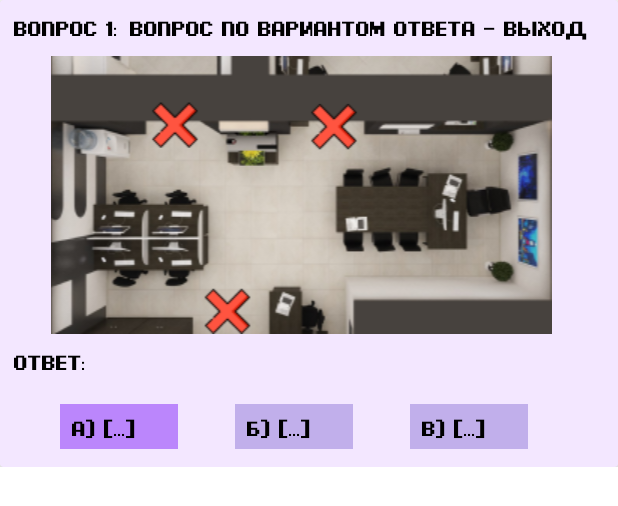
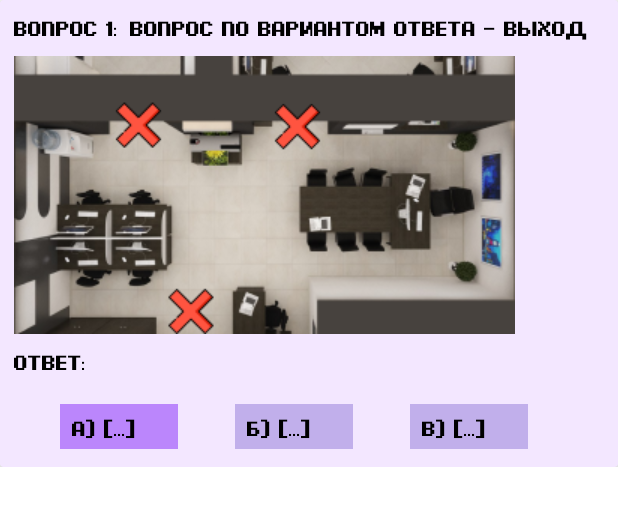
Before and after one commit to NIKITry/Hackaton, an Android app: the layout test_item_image.xml on its own in the app's theme, with its tools: preview values and no code run, on a phone screen of 412 x 824 dp. Shown: the top 506 px of the screen. Run offline under Robolectric (Android 15) with nearby library versions, the phone set to English and light mode, and no system bars.

Commit message:
fix some bug 2

```diff
--- a/app/src/main/java/com/example/hackaton/fragment/TestImgFragment.kt
+++ b/app/src/main/java/com/example/hackaton/fragment/TestImgFragment.kt
@@ -6,8 +6,10 @@ import android.view.View
 import android.view.ViewGroup
 import androidx.fragment.app.Fragment
 import androidx.recyclerview.widget.LinearLayoutManager
+import com.example.hackaton.R
 import com.example.hackaton.adapters.TestImgAdapter
 import com.example.hackaton.data.Test
+import com.example.hackaton.data.TestImg
 import com.example.hackaton.databinding.FragmentTaskImgTestBinding
 
 class TestImgFragment: Fragment() {
@@ -35,7 +37,7 @@ class TestImgFragment: Fragment() {
     private fun init() = with(binding) {
         rvTest.layoutManager = LinearLayoutManager(this@TestImgFragment.context)
         rvTest.adapter = adapter
-        adapter.addTest(Test("вопрос с вариантом ответа", 1, "[...]", "[...]", "[...]"))
+        adapter.addTest(TestImg("вопрос с вариантом ответа",  1, R.drawable.office, "[...]", "[...]", "[...]"))
     }
 
     override fun onDestroyView() {
--- a/app/src/main/res/layout/test_item_image.xml
+++ b/app/src/main/res/layout/test_item_image.xml
@@ -49,7 +49,6 @@
                 android:layout_height="wrap_content"
                 android:layout_marginTop="10dp"
                 app:layout_constraintBottom_toTopOf="@+id/textView8"
-                app:layout_constraintEnd_toEndOf="@+id/tvQuestion"
                 app:layout_constraintStart_toStartOf="@+id/tvQuestionFirst"
                 app:layout_constraintTop_toBottomOf="@+id/tvQuestion"
                 app:srcCompat="@drawable/office" />
@@ -98,9 +97,10 @@
                     android:layout_weight="1"
                     android:background="@drawable/test_button_background"
                     android:button="@null"
+                    android:fontFamily="@font/pixel_style"
                     android:maxHeight="23dp"
-                    android:fontFamily="@font/pixel_style"
-                    android:text="б) [...]" />
+                    android:text="б) [...]"
+                    tools:ignore="TouchTargetSizeCheck" />
 
                 <RadioButton
                     android:id="@+id/tvVarThird"
```
Also changed, not shown: app/src/main/java/com/example/hackaton/adapters/TestImgAdapter.kt (+6 -3 lines), app/src/main/java/com/example/hackaton/data/TestImg.kt (added, +8 -0 lines).
